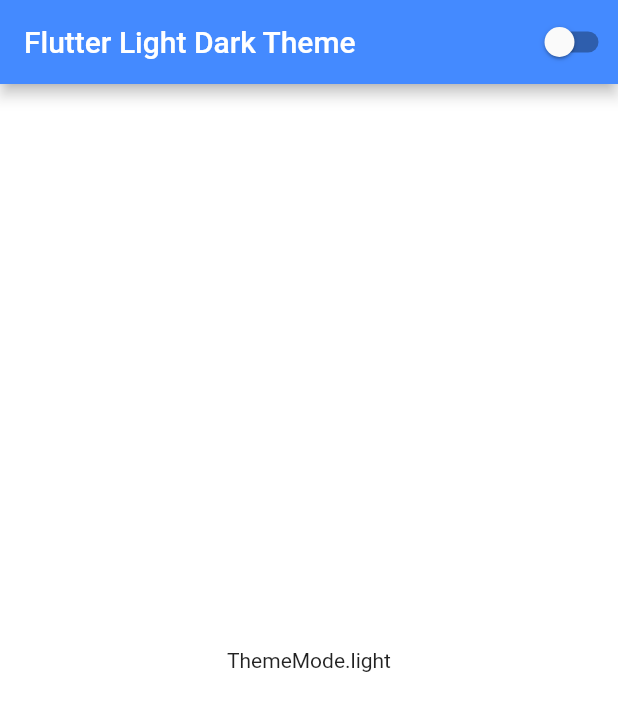
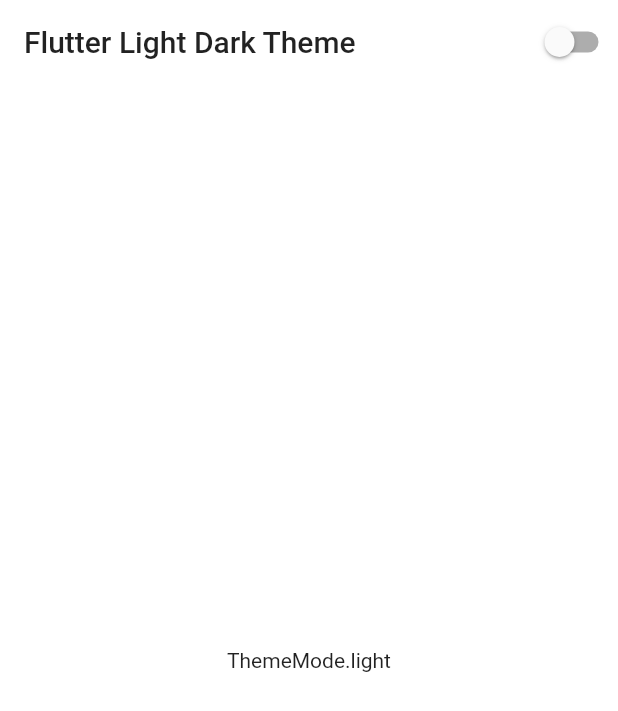
Before and after one commit to SanchezQb/flutter-light-dark-theme-demo, a Flutter app: the screen it shows after launch, on a phone screen of 412 x 824 dp. Shown: the top 711 px of the screen. Run offline on Flutter 3.47's test engine with Material 2 defaults, Android fonts, the phone set to English and light mode, and no system bars.

Commit message:
Changed Primary Color

```diff
--- a/lib/pages/home_page.dart
+++ b/lib/pages/home_page.dart
@@ -8,7 +8,7 @@ class HomePage extends StatelessWidget {
     final themeProvider = Provider.of<ThemeProvider>(context);
     return Scaffold(
       appBar: AppBar(
-        backgroundColor: Colors.blueAccent,
+        elevation: 0,
         title: Text("Flutter Light Dark Theme"),
         actions: [
           Switch.adaptive(
--- a/lib/theme/app_theme.dart
+++ b/lib/theme/app_theme.dart
@@ -3,12 +3,14 @@ import 'package:flutter/material.dart';
 class AppTheme {
   static final visualDensity = VisualDensity.adaptivePlatformDensity;
   static final dark = ThemeData(
+    primaryColor: Colors.black,
     scaffoldBackgroundColor: Colors.black,
     colorScheme: ColorScheme.dark(),
     visualDensity: visualDensity,
   );
 
   static final light = ThemeData(
+    primaryColor: Colors.white,
     scaffoldBackgroundColor: Colors.white,
     colorScheme: ColorScheme.light(),
     visualDensity: visualDensity,
```
